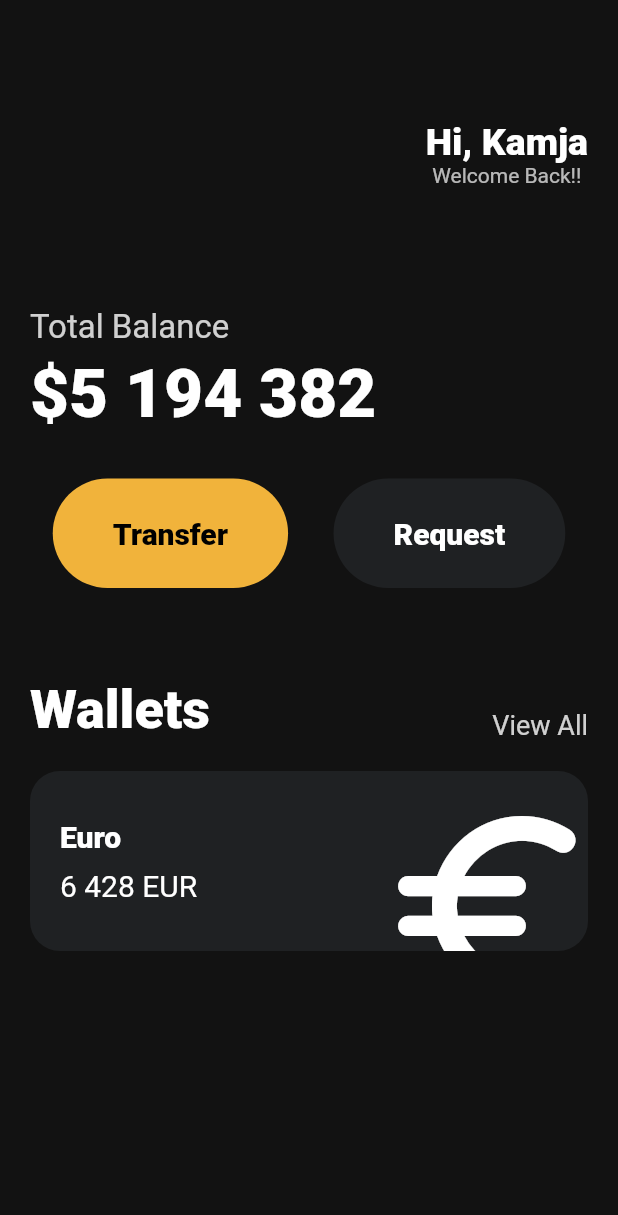
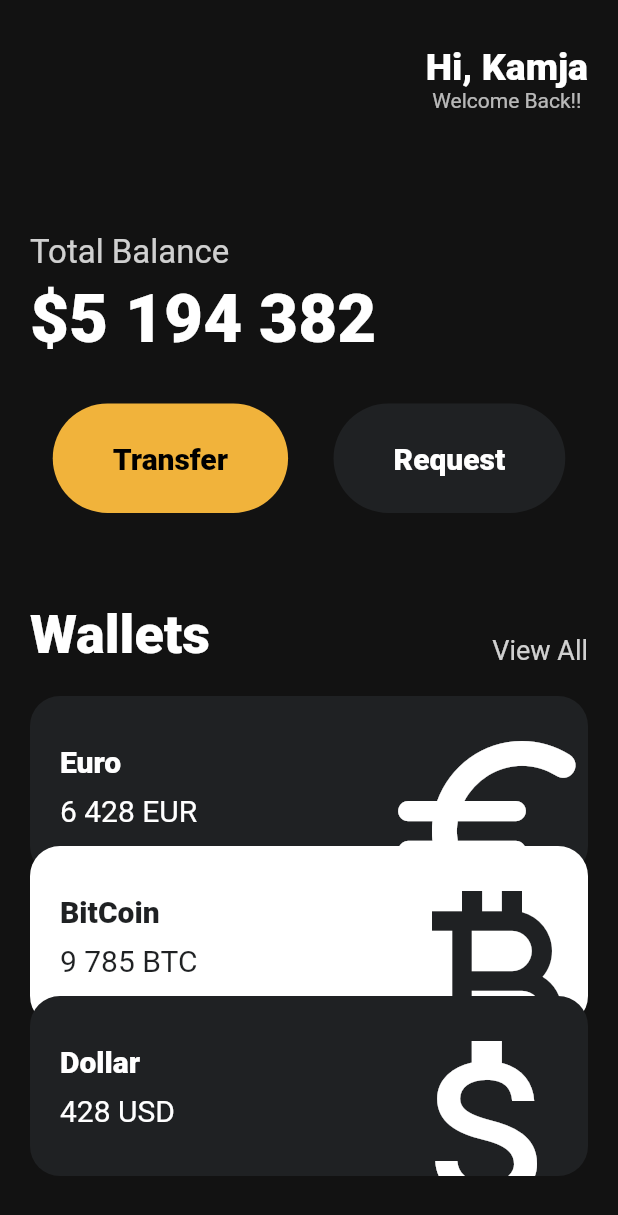
Before and after one commit to kamja44/Flutter, a Flutter app: the screen it shows after launch, on a phone screen of 412 x 824 dp. Shown: the top 1215 px of the screen. Run offline on Flutter 3.47's test engine with Material 2 defaults, Android fonts, the phone set to English and light mode, and no system bars.

Commit message:
reusable Cards

```diff
--- a/toonflix/lib/main.dart
+++ b/toonflix/lib/main.dart
@@ -1,5 +1,6 @@
 import 'package:flutter/material.dart';
 import 'package:toonflix/widgets/button.dart';
+import 'package:toonflix/widgets/currency_card.dart';
 
 void main() {
   runApp(const App());
@@ -13,13 +14,14 @@
     return MaterialApp(
       home: Scaffold(
         backgroundColor: const Color.fromRGBO(18, 18, 18, 1),
-        body: Padding(
+        body: SingleChildScrollView(
+          child: Padding(
             padding: const EdgeInsets.symmetric(horizontal: 20),
             child: Column(
               crossAxisAlignment: CrossAxisAlignment.start,
               children: [
                 const SizedBox(
-                height: 80,
+                  height: 30,
                 ),
                 Row(
                   mainAxisAlignment: MainAxisAlignment.end,
@@ -38,7 +40,8 @@
                         Text(
                           "Welcome Back!!",
                           style: TextStyle(
-                            color: Colors.white.withOpacity(0.7), fontSize: 14),
+                              color: Colors.white.withOpacity(0.7),
+                              fontSize: 14),
                         ),
                       ],
                     )
@@ -110,70 +113,35 @@
                 const SizedBox(
                   height: 20,
                 ),
-              Container(
-                clipBehavior: Clip.hardEdge,
-                decoration: BoxDecoration(
-                  color: const Color(0xFF1F2123),
-                  borderRadius: BorderRadius.circular(20),
+                const CurrencyCard(
+                  name: "Euro",
+                  code: "EUR",
+                  amount: "6 428",
+                  icon: Icons.euro_rounded,
+                  isInverted: false,
                 ),
-                child: Padding(
-                  padding: const EdgeInsets.all(20),
-                  child: Row(
-                    mainAxisAlignment: MainAxisAlignment.spaceBetween,
-                    children: [
-                      const Column(
-                        crossAxisAlignment: CrossAxisAlignment.start,
-                        children: [
-                          Text(
-                            "Euro",
-                            style: TextStyle(
-                              color: Colors.white,
-                              fontSize: 20,
-                              fontWeight: FontWeight.w800,
+                Transform.translate(
+                  offset: const Offset(0, -20),
+                  child: const CurrencyCard(
+                    name: "BitCoin",
+                    code: "BTC",
+                    amount: "9 785",
+                    icon: Icons.currency_bitcoin,
+                    isInverted: true,
                   ),
                 ),
-                          SizedBox(
-                            height: 10,
-                          ),
-                          Row(
-                            children: [
-                              Text(
-                                "6 428",
-                                style: TextStyle(
-                                  color: Colors.white,
-                                  fontSize: 20,
-                                ),
-                              ),
-                              SizedBox(
-                                width: 5,
-                              ),
-                              Text(
-                                "EUR",
-                                style: TextStyle(
-                                  color: Colors.white,
-                                  fontSize: 20,
+                Transform.translate(
+                  offset: const Offset(0, -40),
+                  child: const CurrencyCard(
+                    name: "Dollar",
+                    code: "USD",
+                    amount: "428",
+                    icon: Icons.attach_money_outlined,
+                    isInverted: false,
                   ),
                 ),
               ],
             ),
-                        ],
-                      ),
-                      Transform.scale(
-                        scale: 2,
-                        child: Transform.translate(
-                          offset: const Offset(-2, 15),
-                          child: const Icon(
-                            Icons.euro_rounded,
-                            color: Colors.white,
-                            size: 80,
-                          ),
-                        ),
-                      )
-                    ],
-                  ),
-                ),
-              )
-            ],
           ),
         ),
       ),
--- /dev/null
+++ b/toonflix/lib/widgets/currency_card.dart
@@ -0,0 +1,84 @@
+import 'package:flutter/material.dart';
+
+class CurrencyCard extends StatelessWidget {
+  final String name, code, amount;
+  final IconData icon;
+  final bool isInverted;
+  final _blackColor = const Color(0xFF1F2123);
+
+  const CurrencyCard({
+    super.key,
+    required this.name,
+    required this.code,
+    required this.amount,
+    required this.icon,
+    required this.isInverted,
+  });
+
+  @override
+  Widget build(BuildContext context) {
+    return Container(
+      clipBehavior: Clip.hardEdge,
+      decoration: BoxDecoration(
+        color: isInverted ? Colors.white : _blackColor,
+        borderRadius: BorderRadius.circular(20),
+      ),
+      child: Padding(
+        padding: const EdgeInsets.all(20),
+        child: Row(
+          mainAxisAlignment: MainAxisAlignment.spaceBetween,
+          children: [
+            Column(
+              crossAxisAlignment: CrossAxisAlignment.start,
+              children: [
+                Text(
+                  name,
+                  style: TextStyle(
+                    color: isInverted ? _blackColor : Colors.white,
+                    fontSize: 20,
+                    fontWeight: FontWeight.w800,
+                  ),
+                ),
+                const SizedBox(
+                  height: 10,
+                ),
+                Row(
+                  children: [
+                    Text(
+                      amount,
+                      style: TextStyle(
+                        color: isInverted ? _blackColor : Colors.white,
+                        fontSize: 20,
+                      ),
+                    ),
+                    const SizedBox(
+                      width: 5,
+                    ),
+                    Text(
+                      code,
+                      style: TextStyle(
+                        color: isInverted ? _blackColor : Colors.white,
+                        fontSize: 20,
+                      ),
+                    ),
+                  ],
+                ),
+              ],
+            ),
+            Transform.scale(
+              scale: 2,
+              child: Transform.translate(
+                offset: const Offset(-2, 15),
+                child: Icon(
+                  icon,
+                  color: isInverted ? _blackColor : Colors.white,
+                  size: 80,
+                ),
+              ),
+            )
+          ],
+        ),
+      ),
+    );
+  }
+}
```
Lines whose indentation alone changed are shown as unchanged.
